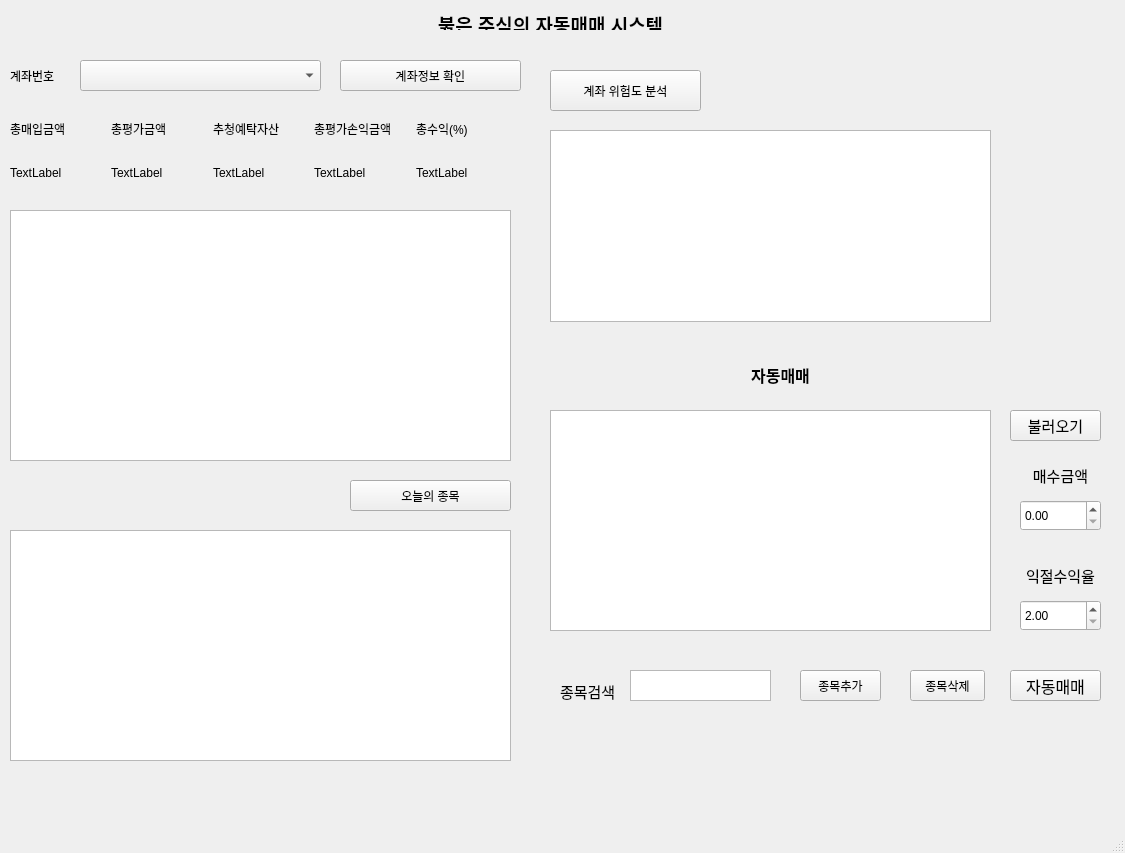
The window that RedAuto.ui (kminee/kiwoom) describes before a commit, drawn with Qt 5.
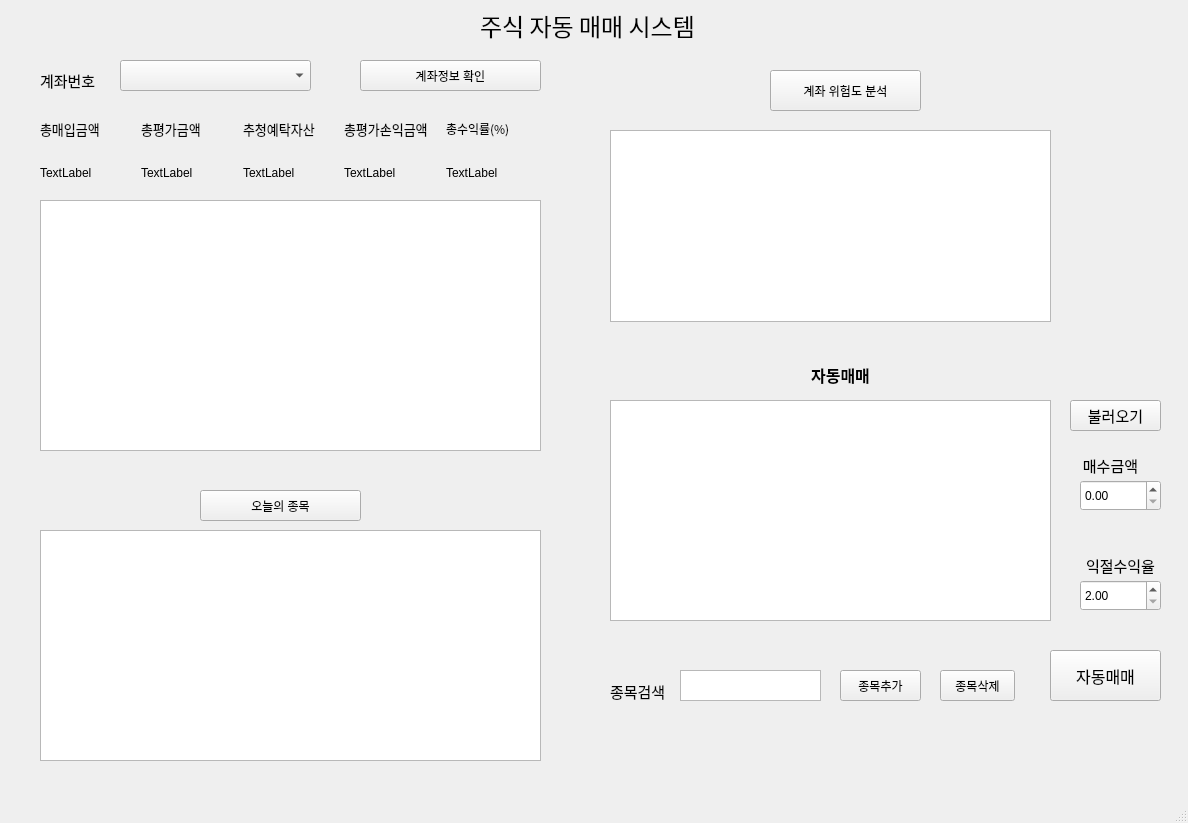
The same window after the commit.

Diff of the .ui file:
```diff
--- a/RedAuto.ui
+++ b/RedAuto.ui
@@ -6,41 +6,20 @@
    <rect>
     <x>0</x>
     <y>0</y>
-    <width>1125</width>
-    <height>853</height>
+    <width>1188</width>
+    <height>823</height>
    </rect>
   </property>
   <property name="windowTitle">
    <string>MainWindow</string>
   </property>
   <widget class="QWidget" name="centralwidget">
-   <widget class="QLabel" name="label">
-    <property name="geometry">
-     <rect>
-      <x>390</x>
-      <y>10</y>
-      <width>321</width>
-      <height>20</height>
-     </rect>
-    </property>
-    <property name="font">
-     <font>
-      <family>Arial</family>
-      <pointsize>12</pointsize>
-      <weight>75</weight>
-      <bold>true</bold>
-     </font>
-    </property>
-    <property name="text">
-     <string>&lt;html&gt;&lt;head/&gt;&lt;body&gt;&lt;p align=&quot;center&quot;&gt;&lt;span style=&quot; font-size:14pt;&quot;&gt;붉은 주식의 자동매매 시스템&lt;/span&gt;&lt;/p&gt;&lt;/body&gt;&lt;/html&gt;</string>
-    </property>
-   </widget>
    <widget class="QComboBox" name="redaccComboBox">
     <property name="geometry">
      <rect>
-      <x>80</x>
+      <x>120</x>
       <y>60</y>
-      <width>241</width>
+      <width>191</width>
       <height>31</height>
      </rect>
     </property>
@@ -48,12 +27,18 @@
    <widget class="QLabel" name="label_2">
     <property name="geometry">
      <rect>
-      <x>10</x>
+      <x>40</x>
       <y>70</y>
-      <width>56</width>
-      <height>12</height>
+      <width>71</width>
+      <height>21</height>
      </rect>
     </property>
+    <property name="font">
+     <font>
+      <family>Algerian</family>
+      <pointsize>11</pointsize>
+     </font>
+    </property>
     <property name="text">
      <string>계좌번호</string>
     </property>
@@ -61,7 +46,7 @@
    <widget class="QPushButton" name="call_account">
     <property name="geometry">
      <rect>
-      <x>340</x>
+      <x>360</x>
       <y>60</y>
       <width>181</width>
       <height>31</height>
@@ -74,7 +59,7 @@
    <widget class="QWidget" name="gridLayoutWidget">
     <property name="geometry">
      <rect>
-      <x>10</x>
+      <x>40</x>
       <y>110</y>
       <width>501</width>
       <height>81</height>
@@ -83,6 +68,12 @@
     <layout class="QGridLayout" name="gridLayout">
      <item row="0" column="1">
       <widget class="QLabel" name="label_4">
+       <property name="font">
+        <font>
+         <family>Algerian</family>
+         <pointsize>10</pointsize>
+        </font>
+       </property>
        <property name="text">
         <string>총평가금액</string>
        </property>
@@ -90,6 +81,12 @@
      </item>
      <item row="0" column="0">
       <widget class="QLabel" name="label_3">
+       <property name="font">
+        <font>
+         <family>Algerian</family>
+         <pointsize>10</pointsize>
+        </font>
+       </property>
        <property name="text">
         <string>총매입금액</string>
        </property>
@@ -97,6 +94,12 @@
      </item>
      <item row="0" column="2">
       <widget class="QLabel" name="label_5">
+       <property name="font">
+        <font>
+         <family>Algerian</family>
+         <pointsize>10</pointsize>
+        </font>
+       </property>
        <property name="text">
         <string>추청예탁자산</string>
        </property>
@@ -104,13 +107,24 @@
      </item>
      <item row="0" column="4">
       <widget class="QLabel" name="label_7">
+       <property name="font">
+        <font>
+         <family>Algerian</family>
+        </font>
+       </property>
        <property name="text">
-        <string>총수익(%)</string>
+        <string>총수익률(%)</string>
        </property>
       </widget>
      </item>
      <item row="0" column="3">
       <widget class="QLabel" name="label_6">
+       <property name="font">
+        <font>
+         <family>Algerian</family>
+         <pointsize>10</pointsize>
+        </font>
+       </property>
        <property name="text">
         <string>총평가손익금액</string>
        </property>
@@ -156,8 +170,8 @@
    <widget class="QTableWidget" name="redstockTableWidget_1">
     <property name="geometry">
      <rect>
-      <x>10</x>
-      <y>210</y>
+      <x>40</x>
+      <y>200</y>
       <width>501</width>
       <height>251</height>
      </rect>
@@ -166,8 +180,8 @@
    <widget class="QPushButton" name="call_selectedlist">
     <property name="geometry">
      <rect>
-      <x>350</x>
-      <y>480</y>
+      <x>200</x>
+      <y>490</y>
       <width>161</width>
       <height>31</height>
      </rect>
@@ -179,7 +193,7 @@
    <widget class="QTableWidget" name="selectedstockTableWidget_2">
     <property name="geometry">
      <rect>
-      <x>10</x>
+      <x>40</x>
       <y>530</y>
       <width>501</width>
       <height>231</height>
@@ -189,7 +203,7 @@
    <widget class="QPushButton" name="redacc_manager">
     <property name="geometry">
      <rect>
-      <x>550</x>
+      <x>770</x>
       <y>70</y>
       <width>151</width>
       <height>41</height>
@@ -202,7 +216,7 @@
    <widget class="QTableWidget" name="Danger_wd">
     <property name="geometry">
      <rect>
-      <x>550</x>
+      <x>610</x>
       <y>130</y>
       <width>441</width>
       <height>192</height>
@@ -212,7 +226,7 @@
    <widget class="QLabel" name="label_8">
     <property name="geometry">
      <rect>
-      <x>730</x>
+      <x>790</x>
       <y>360</y>
       <width>101</width>
       <height>31</height>
@@ -225,8 +239,8 @@
    <widget class="QTableWidget" name="buylists">
     <property name="geometry">
      <rect>
-      <x>550</x>
-      <y>410</y>
+      <x>610</x>
+      <y>400</y>
       <width>441</width>
       <height>221</height>
      </rect>
@@ -235,7 +249,7 @@
    <widget class="QTableWidget" name="searchItemTextEdit2">
     <property name="geometry">
      <rect>
-      <x>630</x>
+      <x>680</x>
       <y>670</y>
       <width>141</width>
       <height>31</height>
@@ -245,7 +259,7 @@
    <widget class="QLabel" name="label_9">
     <property name="geometry">
      <rect>
-      <x>560</x>
+      <x>610</x>
       <y>680</y>
       <width>61</width>
       <height>20</height>
@@ -258,7 +272,7 @@
    <widget class="QPushButton" name="additmelist">
     <property name="geometry">
      <rect>
-      <x>800</x>
+      <x>840</x>
       <y>670</y>
       <width>81</width>
       <height>31</height>
@@ -271,7 +285,7 @@
    <widget class="QPushButton" name="Deletcode">
     <property name="geometry">
      <rect>
-      <x>910</x>
+      <x>940</x>
       <y>670</y>
       <width>75</width>
       <height>31</height>
@@ -284,8 +298,8 @@
    <widget class="QPushButton" name="Load_Stock">
     <property name="geometry">
      <rect>
-      <x>1010</x>
-      <y>410</y>
+      <x>1070</x>
+      <y>400</y>
       <width>91</width>
       <height>31</height>
      </rect>
@@ -303,8 +317,8 @@
    <widget class="QLabel" name="label_10">
     <property name="geometry">
      <rect>
-      <x>1020</x>
-      <y>460</y>
+      <x>1070</x>
+      <y>450</y>
       <width>81</width>
       <height>31</height>
      </rect>
@@ -316,8 +330,8 @@
    <widget class="QLabel" name="label_11">
     <property name="geometry">
      <rect>
-      <x>1020</x>
-      <y>560</y>
+      <x>1080</x>
+      <y>550</y>
       <width>81</width>
       <height>31</height>
      </rect>
@@ -329,8 +343,8 @@
    <widget class="QDoubleSpinBox" name="buy_price">
     <property name="geometry">
      <rect>
-      <x>1020</x>
-      <y>500</y>
+      <x>1080</x>
+      <y>480</y>
       <width>81</width>
       <height>31</height>
      </rect>
@@ -342,8 +356,8 @@
    <widget class="QDoubleSpinBox" name="profit_percent">
     <property name="geometry">
      <rect>
-      <x>1020</x>
-      <y>600</y>
+      <x>1080</x>
+      <y>580</y>
       <width>81</width>
       <height>31</height>
      </rect>
@@ -358,10 +372,10 @@
    <widget class="QPushButton" name="Red_Auto_start">
     <property name="geometry">
      <rect>
-      <x>1010</x>
-      <y>670</y>
-      <width>91</width>
-      <height>31</height>
+      <x>1050</x>
+      <y>650</y>
+      <width>111</width>
+      <height>51</height>
      </rect>
     </property>
     <property name="font">
@@ -370,10 +384,32 @@
       <pointsize>12</pointsize>
      </font>
     </property>
+    <property name="layoutDirection">
+     <enum>Qt::LeftToRight</enum>
+    </property>
     <property name="text">
      <string>자동매매</string>
     </property>
    </widget>
+   <widget class="QLabel" name="label">
+    <property name="geometry">
+     <rect>
+      <x>480</x>
+      <y>10</y>
+      <width>261</width>
+      <height>31</height>
+     </rect>
+    </property>
+    <property name="font">
+     <font>
+      <family>Algerian</family>
+      <pointsize>18</pointsize>
+     </font>
+    </property>
+    <property name="text">
+     <string>주식 자동 매매 시스템</string>
+    </property>
+   </widget>
   </widget>
   <widget class="QMenuBar" name="menubar">
    <property name="geometry">
```
Left out of the diff: 5 changed lines with no effect on the pictures.
